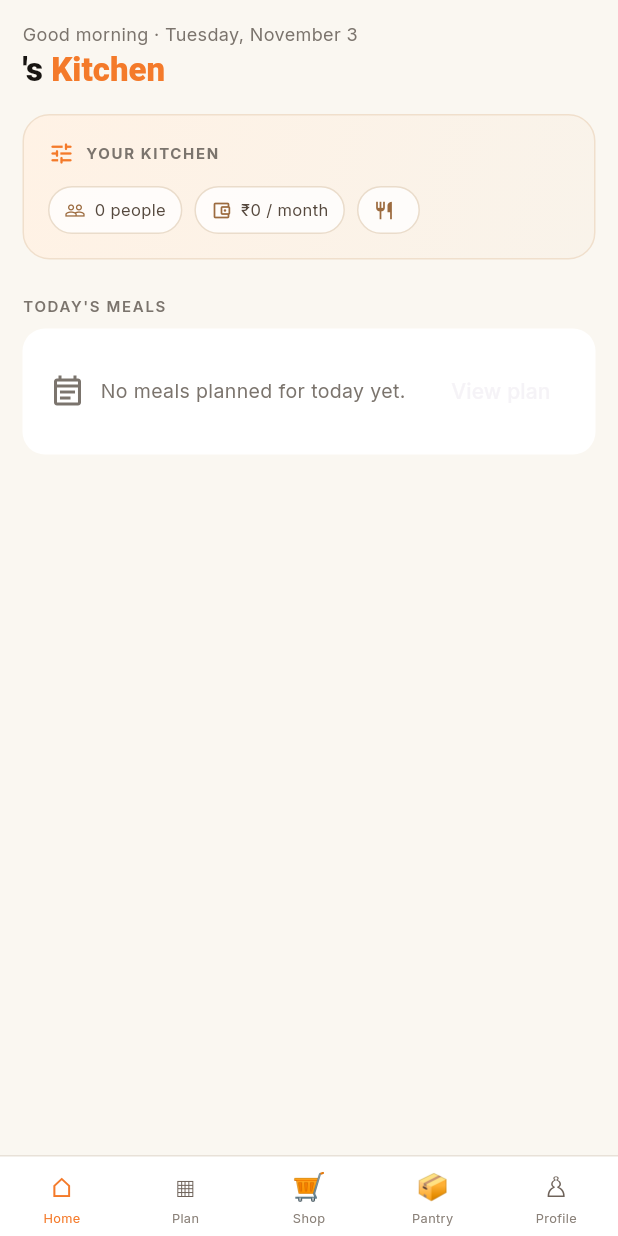
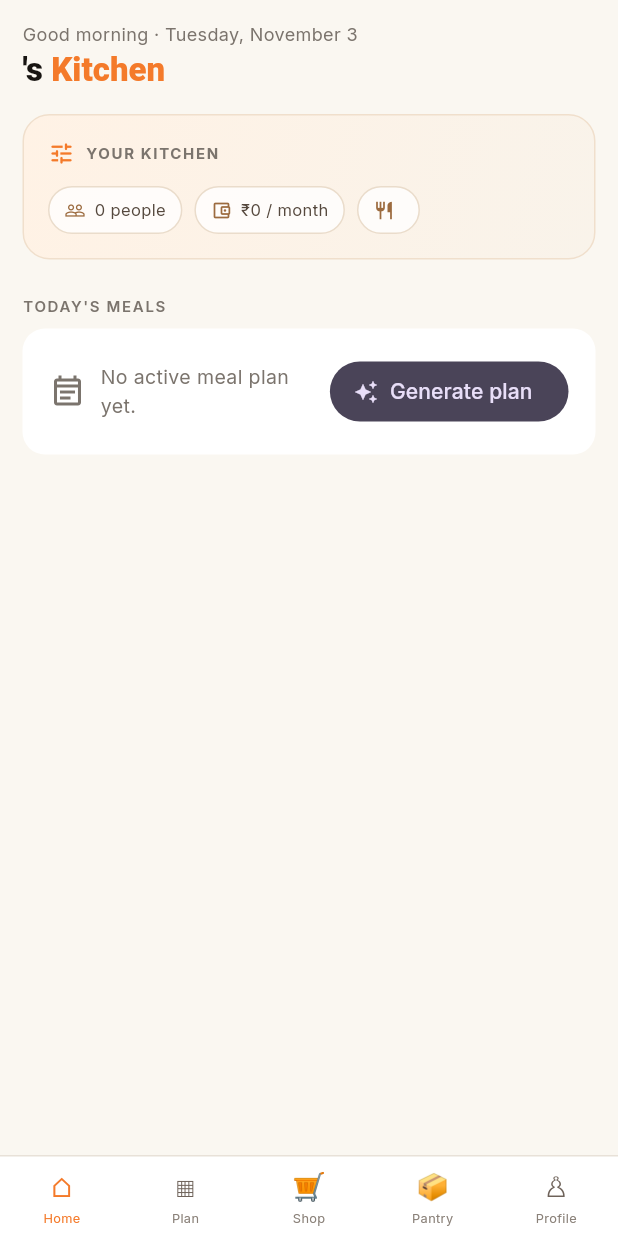
Before and after one commit to annoratechie-lgtm/annora, a Flutter app: the HomeScreen screen opened directly, on a phone screen of 412 x 824 dp. Run offline on Flutter 3.47's test engine with Material 3 defaults, Android fonts, the phone set to English and light mode, and no system bars; our stand-ins replace flutter_dotenv, flutter_riverpod, google_fonts, supabase_flutter; accounts and stored records are empty; network calls fail.

Commit message:
Add meal plan generation functionality and error handling to HomeScreen

```diff
--- a/frontend/lib/features/home/presentation/home_screen.dart
+++ b/frontend/lib/features/home/presentation/home_screen.dart
@@ -20,6 +20,7 @@ class HomeScreen extends StatefulWidget {
 class _HomeScreenState extends State<HomeScreen> {
   int _selectedNav = 0;
   late Future<_HomeData> _homeData;
+  bool _generatingMealPlan = false;
 
   static const _background = Color(0xFFFAF7F1);
   static const _text = Color(0xFF171411);
@@ -43,9 +44,12 @@ class _HomeScreenState extends State<HomeScreen> {
     final today = DateTime.now();
     final dateKey = '${today.year.toString().padLeft(4, '0')}-${today.month.toString().padLeft(2, '0')}-${today.day.toString().padLeft(2, '0')}';
     var meals = <Map<String, dynamic>>[];
+    var hasActivePlan = false;
+    String? planError;
     if (widget.mealPlanApi != null) {
       try {
         final plan = await widget.mealPlanApi!.fetchMealPlan();
+        hasActivePlan = true;
         final rows = plan['meals'];
         if (rows is List) {
           meals = rows.whereType<Map>()
@@ -53,11 +57,34 @@ class _HomeScreenState extends State<HomeScreen> {
               .where((row) => row['meal_date']?.toString() == dateKey)
               .toList();
         }
-      } catch (_) {
-        // A profile without an active meal plan still has a useful home screen.
+      } on MealPlanApiException catch (error) {
+        if (error.statusCode != 404) planError = error.message;
+      } catch (error) {
+        planError = error.toString();
       }
     }
-    return _HomeData(profile, exclusions, meals);
+    return _HomeData(profile, exclusions, meals, hasActivePlan, planError);
+  }
+
+  Future<void> _generateMealPlan() async {
+    final api = widget.mealPlanApi;
+    if (api == null || _generatingMealPlan) return;
+    setState(() => _generatingMealPlan = true);
+    try {
+      await api.generateMealPlan();
+      if (!mounted) return;
+      setState(() => _homeData = _loadHomeData());
+      ScaffoldMessenger.of(context).showSnackBar(
+        const SnackBar(content: Text('Your meal plan is ready.')),
+      );
+    } catch (error) {
+      if (!mounted) return;
+      ScaffoldMessenger.of(context).showSnackBar(
+        SnackBar(content: Text('Could not generate meal plan: $error')),
+      );
+    } finally {
+      if (mounted) setState(() => _generatingMealPlan = false);
+    }
   }
 
   @override
@@ -92,7 +119,11 @@ class _HomeScreenState extends State<HomeScreen> {
                             const SizedBox(height: 24),
                             _sectionLabel("TODAY'S MEALS"),
                             const SizedBox(height: 8),
-                            _buildMealsCard(data?.meals ?? const []),
+                            _buildMealsCard(
+                              data?.meals ?? const [],
+                              hasActivePlan: data?.hasActivePlan ?? false,
+                              planError: data?.planError,
+                            ),
                           ],
                         );
                       },
@@ -161,7 +192,11 @@ class _HomeScreenState extends State<HomeScreen> {
   String _prettyLabel(String value) => value.split('_').map((part) => part.isEmpty ? part : '${part[0].toUpperCase()}${part.substring(1)}').join(' ');
   String _formatBudget(double amount) => amount == amount.roundToDouble() ? amount.toStringAsFixed(0) : amount.toStringAsFixed(2);
 
-  Widget _buildMealsCard(List<Map<String, dynamic>> meals) {
+  Widget _buildMealsCard(
+    List<Map<String, dynamic>> meals, {
+    required bool hasActivePlan,
+    String? planError,
+  }) {
     final grouped = <String, List<String>>{};
     for (final meal in meals) {
       final type = meal['meal_type']?.toString().toLowerCase() ?? 'meal';
@@ -178,10 +213,26 @@ class _HomeScreenState extends State<HomeScreen> {
         padding: const EdgeInsets.all(18),
         decoration: BoxDecoration(color: Colors.white, borderRadius: BorderRadius.circular(15)),
         child: Row(children: [
-          const Icon(Icons.event_note_outlined, color: _muted),
+          Icon(planError == null ? Icons.event_note_outlined : Icons.cloud_off_outlined, color: _muted),
           const SizedBox(width: 10),
-          const Expanded(child: Text('No meals planned for today yet.', style: TextStyle(fontSize: 13, color: _muted))),
-          TextButton(onPressed: widget.onOpenMealPlan, child: const Text('View plan')),
+          Expanded(
+            child: Text(
+              planError ?? (hasActivePlan ? 'No meals planned for today.' : 'No active meal plan yet.'),
+              style: const TextStyle(fontSize: 13, color: _muted),
+            ),
+          ),
+          if (planError != null)
+            TextButton(onPressed: () => setState(() => _homeData = _loadHomeData()), child: const Text('Retry'))
+          else if (hasActivePlan)
+            TextButton(onPressed: widget.onOpenMealPlan, child: const Text('View plan'))
+          else
+            FilledButton.tonalIcon(
+              onPressed: _generatingMealPlan ? null : _generateMealPlan,
+              icon: _generatingMealPlan
+                  ? const SizedBox(width: 14, height: 14, child: CircularProgressIndicator(strokeWidth: 2))
+                  : const Icon(Icons.auto_awesome, size: 16),
+              label: Text(_generatingMealPlan ? 'Creating' : 'Generate plan'),
+            ),
         ]),
       );
     }
@@ -241,8 +292,10 @@ class _HomeData {
   final OnboardingProfile? profile;
   final List<String> exclusions;
   final List<Map<String, dynamic>> meals;
+  final bool hasActivePlan;
+  final String? planError;
 
-  const _HomeData(this.profile, this.exclusions, this.meals);
+  const _HomeData(this.profile, this.exclusions, this.meals, this.hasActivePlan, this.planError);
 }
 
 class _ProfileChip extends StatelessWidget {
--- a/frontend/lib/features/meal_plan/data/meal_plan_api.dart
+++ b/frontend/lib/features/meal_plan/data/meal_plan_api.dart
@@ -4,7 +4,8 @@ import 'package:supabase_flutter/supabase_flutter.dart';
 
 class MealPlanApiException implements Exception {
   final String message;
-  MealPlanApiException(this.message);
+  final int? statusCode;
+  MealPlanApiException(this.message, {this.statusCode});
 
   @override
   String toString() => message;
@@ -118,6 +119,7 @@ class MealPlanApi {
       final detail = body is Map<String, dynamic> ? body['detail'] : null;
       throw MealPlanApiException(
         detail?.toString() ?? 'Meal plan request failed (${response.statusCode}).',
+        statusCode: response.statusCode,
       );
     }
     if (body is! Map<String, dynamic>) {
```
